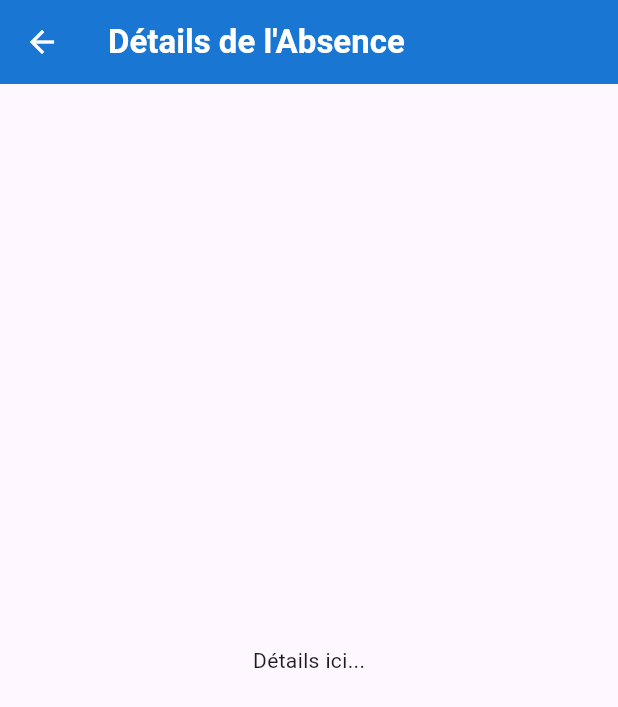
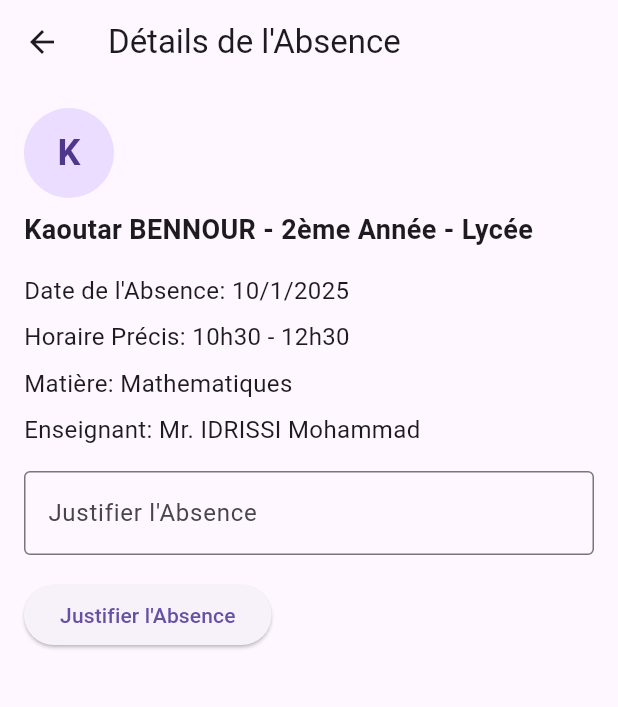
Before and after one commit to ElhaddajAya/uxdesign-project-notification-feature, a Flutter app: the DetailsPage screen opened directly, on a phone screen of 412 x 824 dp. Shown: the top 707 px of the screen. Run offline on Flutter 3.47's test engine with Material 3 defaults, Android fonts, the phone set to English and light mode, and no system bars; our stand-ins replace flutter_local_notifications.

Commit message:
Details Page 1st try

```diff
--- a/lib/details_page.dart
+++ b/lib/details_page.dart
@@ -1,27 +1,86 @@
 import 'package:flutter/material.dart';
 
-// Page de détails affichée après le clic sur la notification
 class DetailsPage extends StatefulWidget {
-  const DetailsPage({super.key});
-
   @override
-  State<DetailsPage> createState() => _DetailsPageState();
+  _DetailsPageState createState() => _DetailsPageState();
 }
 
 class _DetailsPageState extends State<DetailsPage> {
+  final String studentId = "2287382";
+  final String studentName = "Kaoutar BENNOUR";
+  final String grade = "2ème Année - Lycée";
+  final DateTime absenceDate = DateTime(2025, 1, 10);
+  final String absenceTime = "10h30 - 12h30";
+  final String subject = "Mathematiques";
+  final String teacher = "Mr. IDRISSI Mohammad";
+
+  String justification = "";
+
   @override
   Widget build(BuildContext context) {
     return Scaffold(
       appBar: AppBar(
-        title: const Text(
-          'Détails de l\'Absence',
-          style: TextStyle(fontWeight: FontWeight.bold),
+        title: Text("Détails de l'Absence"),
+      ),
+      body: Padding(
+        padding: EdgeInsets.all(16.0),
+        child: Column(
+          crossAxisAlignment: CrossAxisAlignment.start,
+          children: [
+            CircleAvatar(
+              radius: 30,
+              child: Text(
+                studentName.split(" ").first.substring(0, 1),
+                style: TextStyle(fontSize: 24, fontWeight: FontWeight.bold),
+              ),
+            ),
+            SizedBox(height: 8),
+            Text(
+              "$studentName - $grade",
+              style: TextStyle(fontSize: 18, fontWeight: FontWeight.bold),
+            ),
+            SizedBox(height: 16),
+            Text(
+              "Date de l'Absence: ${absenceDate.day}/${absenceDate.month}/${absenceDate.year}",
+              style: TextStyle(fontSize: 16),
+            ),
+            SizedBox(height: 8),
+            Text(
+              "Horaire Précis: $absenceTime",
+              style: TextStyle(fontSize: 16),
+            ),
+            SizedBox(height: 8),
+            Text(
+              "Matière: $subject",
+              style: TextStyle(fontSize: 16),
+            ),
+            SizedBox(height: 8),
+            Text(
+              "Enseignant: $teacher",
+              style: TextStyle(fontSize: 16),
+            ),
+            SizedBox(height: 16),
+            TextField(
+              controller: TextEditingController(text: justification),
+              onChanged: (value) {
+                setState(() {
+                  justification = value;
+                });
+              },
+              decoration: InputDecoration(
+                hintText: "Justifier l'Absence",
+                border: OutlineInputBorder(),
+              ),
+            ),
+            SizedBox(height: 16),
+            ElevatedButton(
+              onPressed: () {
+                // Handle justification submission
+              },
+              child: Text("Justifier l'Absence"),
+            ),
+          ],
         ),
-        backgroundColor: Colors.blue[700],
-        foregroundColor: Colors.white,
-      ),
-      body: Center(
-        child: Text('Détails ici...'),
       ),
     );
   }
--- a/lib/main.dart
+++ b/lib/main.dart
@@ -15,7 +15,7 @@ void _onSelectNotification(String? payload) {
   if (payload == 'details_page') {
     // Si le payload est "details_page", naviguer vers la page des détails
     MyApp.navigatorKey.currentState?.push(
-      MaterialPageRoute(builder: (context) => const DetailsPage()),
+      MaterialPageRoute(builder: (context) => DetailsPage()),
     );
   }
 }
```
